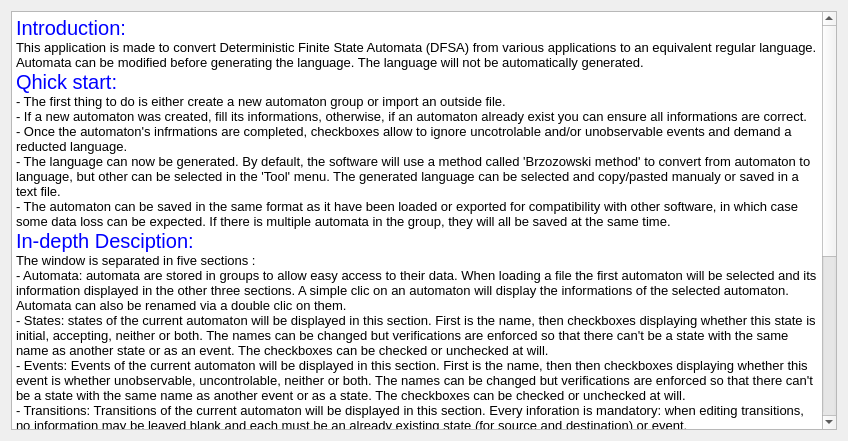
First picture: the form in TER_Code/help_dialog.ui, repository Zelteir/automata-to-regular-language, before the edit.
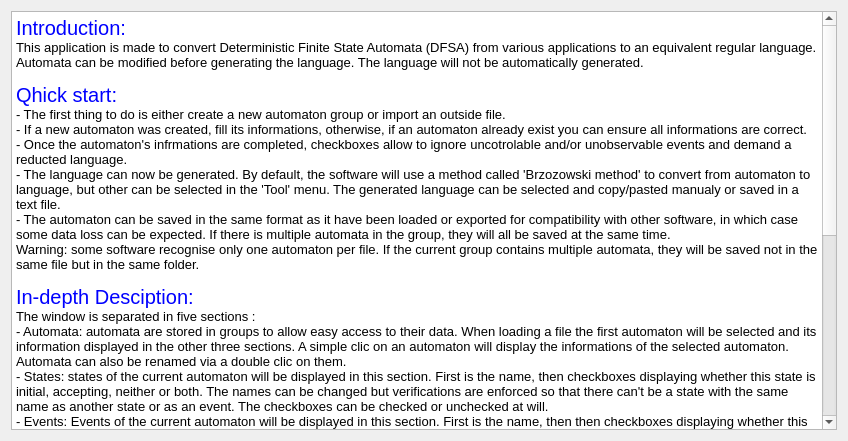
Second picture: the form after the edit.

```diff
--- a/TER_Code/help_dialog.ui
+++ b/TER_Code/help_dialog.ui
@@ -22,11 +22,11 @@
 p, li { white-space: pre-wrap; }
 &lt;/style&gt;&lt;/head&gt;&lt;body style=&quot; font-family:'MS Shell Dlg 2'; font-size:8.25pt; font-weight:400; font-style:normal;&quot;&gt;
 &lt;p style=&quot; margin-top:0px; margin-bottom:0px; margin-left:0px; margin-right:0px; -qt-block-indent:0; text-indent:0px;&quot;&gt;&lt;span style=&quot; font-size:15pt; color:#0000ff;&quot;&gt;Introduction:&lt;/span&gt;&lt;/p&gt;
-&lt;p style=&quot; margin-top:0px; margin-bottom:0px; margin-left:0px; margin-right:0px; -qt-block-indent:0; text-indent:0px;&quot;&gt;&lt;span style=&quot; font-size:10pt; color:#000000;&quot;&gt;This application is made to convert Deterministic Finite State Automata (DFSA) from various applications to an equivalent regular language. Automata can be modified before generating the language. The language will not be automatically generated.&lt;/span&gt;&lt;/p&gt;
+&lt;p style=&quot; margin-top:0px; margin-bottom:0px; margin-left:0px; margin-right:0px; -qt-block-indent:0; text-indent:0px;&quot;&gt;&lt;span style=&quot; font-size:10pt; color:#000000;&quot;&gt;This application is made to convert Deterministic Finite State Automata (DFSA) from various applications to an equivalent regular language. Automata can be modified before generating the language. The language will not be automatically generated.&lt;br /&gt;&lt;/span&gt;&lt;/p&gt;
 &lt;p style=&quot; margin-top:0px; margin-bottom:0px; margin-left:0px; margin-right:0px; -qt-block-indent:0; text-indent:0px;&quot;&gt;&lt;span style=&quot; font-size:15pt; color:#0000ff;&quot;&gt;Qhick start:&lt;/span&gt;&lt;/p&gt;
-&lt;p style=&quot; margin-top:0px; margin-bottom:0px; margin-left:0px; margin-right:0px; -qt-block-indent:0; text-indent:0px;&quot;&gt;&lt;span style=&quot; font-size:10pt; color:#000000;&quot;&gt;- The first thing to do is either create a new automaton group or import an outside file.&lt;br /&gt;- If a new automaton was created, fill its informations, otherwise, if an automaton already exist you can ensure all informations are correct.&lt;br /&gt;- Once the automaton's infrmations are completed, checkboxes allow to ignore uncotrolable and/or unobservable events and demand a reducted language.&lt;br /&gt;- The language can now be generated. By default, the software will use a method called 'Brzozowski method' to convert from automaton to language, but other can be selected in the 'Tool' menu. The generated language can be selected and copy/pasted manualy or saved in a text file.&lt;br /&gt;- The automaton can be saved in the same format as it have been loaded or exported for compatibility with other software, in which case some data loss can be expected. If there is multiple automata in the group, they will all be saved at the same time.&lt;/span&gt;&lt;/p&gt;
+&lt;p style=&quot; margin-top:0px; margin-bottom:0px; margin-left:0px; margin-right:0px; -qt-block-indent:0; text-indent:0px;&quot;&gt;&lt;span style=&quot; font-size:10pt; color:#000000;&quot;&gt;- The first thing to do is either create a new automaton group or import an outside file.&lt;br /&gt;- If a new automaton was created, fill its informations, otherwise, if an automaton already exist you can ensure all informations are correct.&lt;br /&gt;- Once the automaton's infrmations are completed, checkboxes allow to ignore uncotrolable and/or unobservable events and demand a reducted language.&lt;br /&gt;- The language can now be generated. By default, the software will use a method called 'Brzozowski method' to convert from automaton to language, but other can be selected in the 'Tool' menu. The generated language can be selected and copy/pasted manualy or saved in a text file.&lt;br /&gt;- The automaton can be saved in the same format as it have been loaded or exported for compatibility with other software, in which case some data loss can be expected. If there is multiple automata in the group, they will all be saved at the same time.&lt;br /&gt;Warning: some software recognise only one automaton per file. If the current group contains multiple automata, they will be saved not in the same file but in the same folder.&lt;br /&gt;&lt;/span&gt;&lt;/p&gt;
 &lt;p style=&quot; margin-top:0px; margin-bottom:0px; margin-left:0px; margin-right:0px; -qt-block-indent:0; text-indent:0px;&quot;&gt;&lt;span style=&quot; font-size:15pt; color:#0000ff;&quot;&gt;In-depth Desciption:&lt;/span&gt;&lt;/p&gt;
-&lt;p style=&quot; margin-top:0px; margin-bottom:0px; margin-left:0px; margin-right:0px; -qt-block-indent:0; text-indent:0px;&quot;&gt;&lt;span style=&quot; font-size:10pt; color:#000000;&quot;&gt;The window is separated in five sections :&lt;br /&gt;- Automata: automata are stored in groups to allow easy access to their data. When loading a file the first automaton will be selected and its information displayed in the other three sections. A simple clic on an automaton will display the informations of the selected automaton. Automata can also be renamed via a double clic on them.&lt;br /&gt;- States: states of the current automaton will be displayed in this section. First is the name, then checkboxes displaying whether this state is initial, accepting, neither or both. The names can be changed but verifications are enforced so that there can't be a state with the same name as another state or as an event. The checkboxes can be checked or unchecked at will.&lt;br /&gt;- Events: Events of the current automaton will be displayed in this section. First is the name, then then checkboxes displaying whether this event is whether unobservable, uncontrolable, neither or both. The names can be changed but verifications are enforced so that there can't be a state with the same name as another event or as a state. The checkboxes can be checked or unchecked at will.&lt;br /&gt;- Transitions: Transitions of the current automaton will be displayed in this section. Every inforation is mandatory: when editing transitions, no information may be leaved blank and each must be an already existing state (for source and destination) or event.&lt;br /&gt;- Bottom section: the last section is where the generated language will be displayed. It is not possible to write in it but text can be selected.&lt;/span&gt;&lt;/p&gt;
+&lt;p style=&quot; margin-top:0px; margin-bottom:0px; margin-left:0px; margin-right:0px; -qt-block-indent:0; text-indent:0px;&quot;&gt;&lt;span style=&quot; font-size:10pt; color:#000000;&quot;&gt;The window is separated in five sections :&lt;br /&gt;- Automata: automata are stored in groups to allow easy access to their data. When loading a file the first automaton will be selected and its information displayed in the other three sections. A simple clic on an automaton will display the informations of the selected automaton. Automata can also be renamed via a double clic on them.&lt;br /&gt;- States: states of the current automaton will be displayed in this section. First is the name, then checkboxes displaying whether this state is initial, accepting, neither or both. The names can be changed but verifications are enforced so that there can't be a state with the same name as another state or as an event. The checkboxes can be checked or unchecked at will.&lt;br /&gt;- Events: Events of the current automaton will be displayed in this section. First is the name, then then checkboxes displaying whether this event is whether unobservable, uncontrolable, neither or both. The names can be changed but verifications are enforced so that there can't be a state with the same name as another event or as a state. The checkboxes can be checked or unchecked at will.&lt;br /&gt;- Transitions: Transitions of the current automaton will be displayed in this section. Every inforation is mandatory: when editing transitions, no information may be leaved blank and each must be an already existing state (for source and destination) or event.&lt;br /&gt;- Bottom section: the last section is where the generated language will be displayed. It is not possible to write in it but text can be selected.&lt;br /&gt;&lt;/span&gt;&lt;/p&gt;
 &lt;p style=&quot; margin-top:0px; margin-bottom:0px; margin-left:0px; margin-right:0px; -qt-block-indent:0; text-indent:0px;&quot;&gt;&lt;span style=&quot; font-size:15pt; color:#0000ff;&quot;&gt;Menus:&lt;/span&gt;&lt;/p&gt;
 &lt;p style=&quot; margin-top:0px; margin-bottom:0px; margin-left:0px; margin-right:0px; -qt-block-indent:0; text-indent:0px;&quot;&gt;&lt;span style=&quot; font-size:10pt; color:#000000;&quot;&gt;- Edit:&lt;br /&gt;The 'Add' menu allows the creation of new elements. A new automaton require just a name. A new state require a name and can be marked as initial and/or accepting. A new event require a name and can ba marked as unobservable and/or uncontrolable. A new transition require a source state, a destination state and an event, all needs to already exist in the automaton, an auto-completer is avaiable to reduce the possibility of misspelling.&lt;br /&gt;The 'Delete' menu allows the deletion of elements or whole automata. Deleting an automaton will erase all information within it. Deleting a state or an event will also delete all transitions using the deleted element. Deleting a transition will not delete anything else.&lt;br /&gt;- Tool:&lt;br /&gt;- Generate all languages: this option will generate the language for all automata in the group and save them in a designated file.&lt;br /&gt;- Avoid language ambiguity: this option will modify how the language is displayed by separating every consecuting event with a '.'. For example, with the events 'u', '0' and 'u0', the language 'u0u0u0+u+0' would becone 'u.0.u0.u.0+u+0', preventing ambiguity when reading the language. This option must be selected before generating the language.&lt;br /&gt;- Convertion method: the software offer various ways to obtain a language. Since there isn't a solution better in every cases, trying differents solutions may help, both in result quality and time needed. The Brzozowski method is good for small to medium problem, the second version being a bit slower but more efficient. The reverse Brzozowski is slower and less efficient than the basic Brzozowski but the generated languages tend to be shorter.&lt;/span&gt;&lt;/p&gt;&lt;/body&gt;&lt;/html&gt;</string>
      </property>
```
